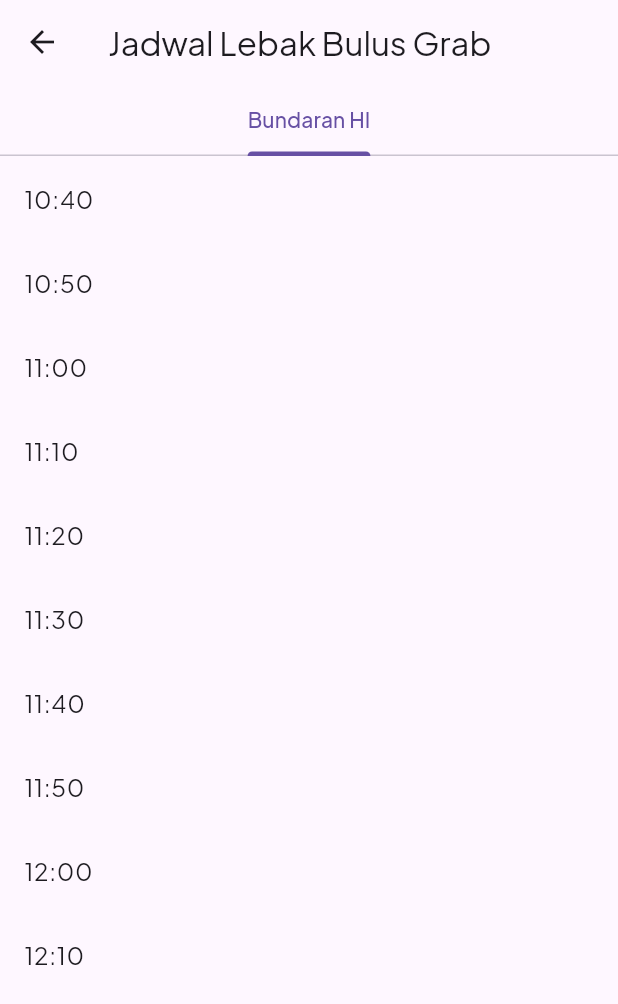
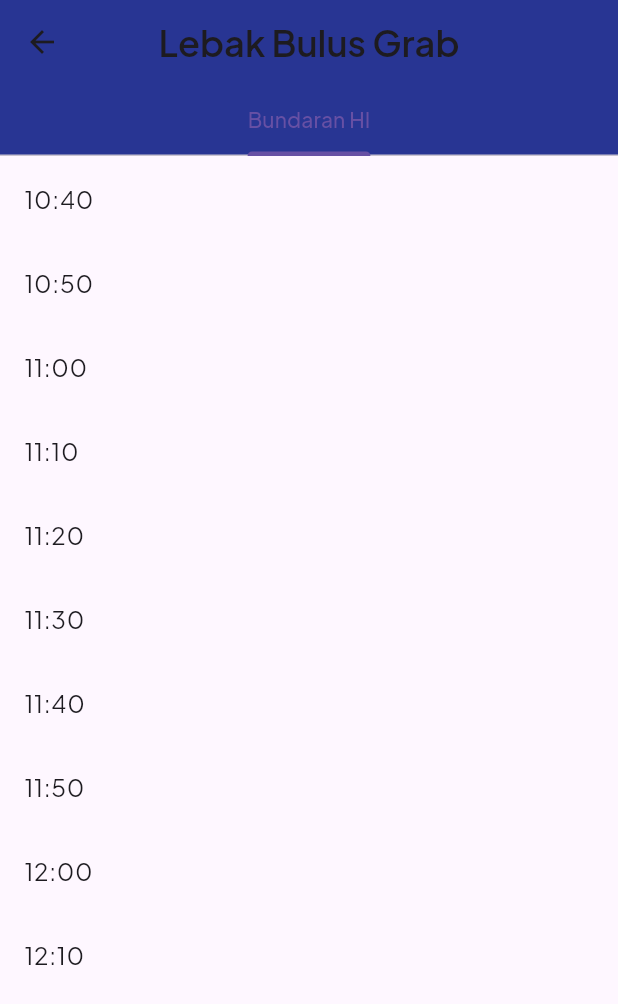
Before and after one commit to dienoov/kaerel, a Flutter app: the screen it shows after launch, after a tap on an icon or button, on a phone screen of 412 x 824 dp. Shown: the top 1004 px of the screen. Run offline on Flutter 3.47's test engine with Material 3 defaults, Android fonts, the phone set to English and light mode, and no system bars.

```diff
--- a/lib/schedule_page.dart
+++ b/lib/schedule_page.dart
@@ -9,28 +9,29 @@ class SchedulePage extends StatelessWidget {
 
   @override
   Widget build(BuildContext context) {
-    String name = station.name;
-    bool showBundaranHITab = name != 'Bundaran HI';
-    bool showLebakBulusGrabTab = name != 'Lebak Bulus Grab';
+    bool showBundaranHITab = station.name != 'Bundaran HI';
+    bool showLebakBulusGrabTab = station.name != 'Lebak Bulus Grab';
 
     return DefaultTabController(
       length: showBundaranHITab && showLebakBulusGrabTab ? 2 : 1,
       child: Scaffold(
         appBar: AppBar(
-          title: Text('Jadwal $name'),
+          title: Text(station.name,
+              style:
+                  const TextStyle(fontSize: 24.0, fontWeight: FontWeight.w600)),
           bottom: TabBar(
             tabs: [
-              if (showBundaranHITab) Tab(text: 'Bundaran HI'),
-              if (showLebakBulusGrabTab) Tab(text: 'Lebak Bulus Grab'),
+              if (showBundaranHITab) const Tab(text: 'Bundaran HI'),
+              if (showLebakBulusGrabTab) const Tab(text: 'Lebak Bulus Grab'),
             ],
           ),
+          backgroundColor: Colors.indigo[800],
+          centerTitle: true,
         ),
         body: TabBarView(
           children: [
-            if (showBundaranHITab)
-              ScheduleList(station.scheduleBundaranHI),
-            if (showLebakBulusGrabTab)
-              ScheduleList(station.scheduleLebakBulus),
+            if (showBundaranHITab) ScheduleList(station.scheduleBundaranHI),
+            if (showLebakBulusGrabTab) ScheduleList(station.scheduleLebakBulus),
           ],
         ),
       ),
```
